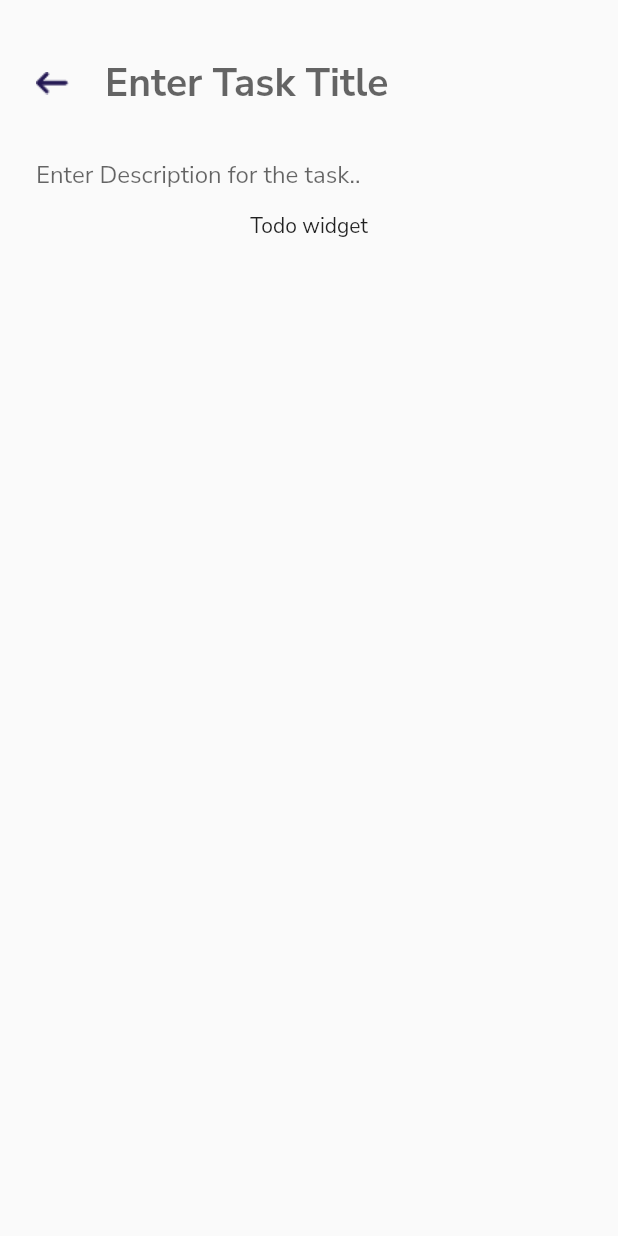
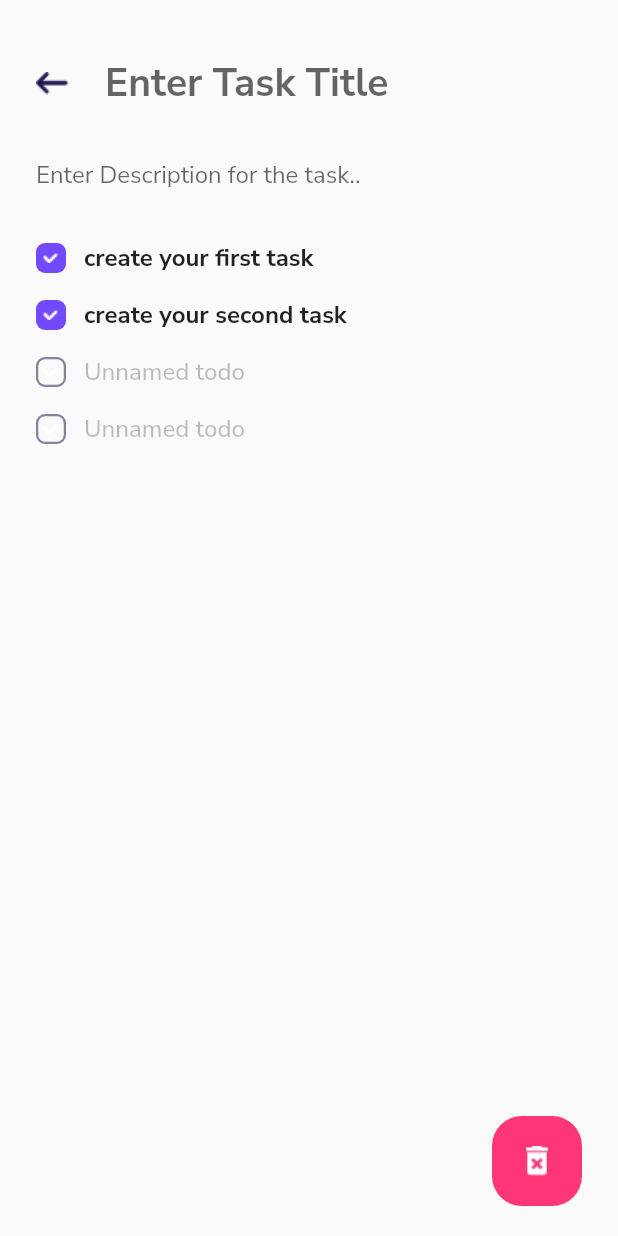
Before and after one commit to HailemichaelSintayehu/Flutter-projects, a Flutter app: the Taskpage screen opened directly, on a phone screen of 412 x 824 dp. Run offline on Flutter 3.47's test engine with Material 2 defaults, Android fonts, the phone set to English and light mode, and no system bars; our stand-ins replace google_fonts, sqflite; accounts and stored records are empty.

```diff
--- /dev/null
+++ b/lib/database_helper.dart
@@ -0,0 +1,18 @@
+import 'package:sqflite/sqflite.dart';
+import 'package:path/path.dart';
+
+class DatabaseHelper {
+  Future<Database> database() async {
+    return openDatabase(
+      join(await getDatabasesPath(), 'todo.db'),
+      onCreate: (db, version) {
+        // Run the CREATE TABLE statement on the database.
+        return db.execute(
+          'CREATE TABLE tasks(id INTEGER PRIMARY KEY, title TEXT, description TEXT)',
+        );
+      },
+    );
+  }
+
+  Future<void> inserTask(Task task) async {}
+}
--- /dev/null
+++ b/lib/models/taskdb.dart
@@ -0,0 +1,14 @@
+class Task {
+  final int id;
+  final String title;
+  final String description;
+  Task({required this.id, required this.title, required this.description});
+
+  Map<String, dynamic> toMap() {
+    return {
+      'id': id,
+      'title': title,
+      'description': description,
+    };
+  }
+}
--- a/lib/screens/taskpage.dart
+++ b/lib/screens/taskpage.dart
@@ -12,7 +12,10 @@ class TaskpageState extends State<Taskpage> {
     return Scaffold(
       body: SafeArea(
         child: Container(
-          child: Column(
+          child: Stack(
+            children: [
+              Column(
+                crossAxisAlignment: CrossAxisAlignment.start,
                 children: [
                   Padding(
                     padding: EdgeInsets.only(
@@ -36,6 +39,9 @@ class TaskpageState extends State<Taskpage> {
                         ),
                         Expanded(
                           child: TextField(
+                            onSubmitted: (value) {
+                              print("Field value,$value");
+                            },
                             decoration: InputDecoration(
                               hintText: "Enter Task Title",
                               border: InputBorder.none,
@@ -50,7 +56,11 @@ class TaskpageState extends State<Taskpage> {
                       ],
                     ),
                   ),
-              TextField(
+                  Padding(
+                    padding: EdgeInsets.only(
+                      bottom: 12.0,
+                    ),
+                    child: TextField(
                       decoration: InputDecoration(
                           hintText: 'Enter Description for the task..',
                           border: InputBorder.none,
@@ -58,7 +68,43 @@ class TaskpageState extends State<Taskpage> {
                             horizontal: 24.0,
                           )),
                     ),
-              TodoWidget(),
+                  ),
+                  TodoWidget(
+                    text: "create your first task",
+                    isDone: true,
+                  ),
+                  TodoWidget(
+                    text: "create your second task",
+                    isDone: true,
+                  ),
+                  TodoWidget(
+                    isDone: false,
+                  ),
+                  TodoWidget(
+                    isDone: false,
+                  )
+                ],
+              ),
+              Positioned(
+                bottom: 20.0,
+                right: 24.0,
+                child: GestureDetector(
+                  onTap: () {
+                    Navigator.push(context,
+                        MaterialPageRoute(builder: (context) => Taskpage()));
+                  },
+                  child: Container(
+                    height: 60.0,
+                    width: 60.0,
+                    decoration: BoxDecoration(
+                        color: Color(0xFFFE3577),
+                        borderRadius: BorderRadius.circular(20.0)),
+                    child: Image(
+                      image: AssetImage('assets/images/delete_icon.png'),
+                    ),
+                  ),
+                ),
+              ),
             ],
           ),
         ),
--- a/lib/widgets.dart
+++ b/lib/widgets.dart
@@ -50,10 +50,48 @@ class TaskCard extends StatelessWidget {
 }
 
 class TodoWidget extends StatelessWidget {
+  final String? text;
+  final bool isDone;
+  TodoWidget({this.text, required this.isDone});
   @override
   Widget build(BuildContext context) {
     return Container(
-      child: Text('Todo widget'),
+      padding: EdgeInsets.symmetric(
+        horizontal: 24.0,
+        vertical: 8.0,
+      ),
+      child: Row(
+        children: [
+          Container(
+            width: 20.0,
+            height: 20.0,
+            margin: EdgeInsets.only(
+              right: 12.0,
+            ),
+            decoration: BoxDecoration(
+              color: isDone ? Color(0xFF7349FE) : Colors.transparent,
+              borderRadius: BorderRadius.circular(6.0),
+              border: isDone
+                  ? null
+                  : Border.all(
+                      color: Color(0xFF86829D),
+                      width: 1.5,
+                    ),
+            ),
+            child: Image(
+              image: AssetImage('assets/images/check_icon.png'),
+            ),
+          ),
+          Text(
+            text ?? ('Unnamed todo'),
+            style: TextStyle(
+              color: isDone ? Color(0xDD000000) : Color(0x42000000),
+              fontSize: 16.0,
+              fontWeight: isDone ? FontWeight.bold : FontWeight.w500,
+            ),
+          ),
+        ],
+      ),
     );
   }
 }
--- a/pubspec.yaml
+++ b/pubspec.yaml
@@ -18,6 +18,8 @@ dependencies:
   english_words: ^4.0.0
   google_fonts: ^3.0.1
   flutter_launcher_icons: ^0.9.3
+  sqflite:
+  path:
 
 dev_dependencies:
   flutter_test:
```
Also changed, not shown: lib/screens/homepage.dart (+12 -2 lines), pubspec.lock, 1 other file. Lines whose indentation alone changed are shown as unchanged.
